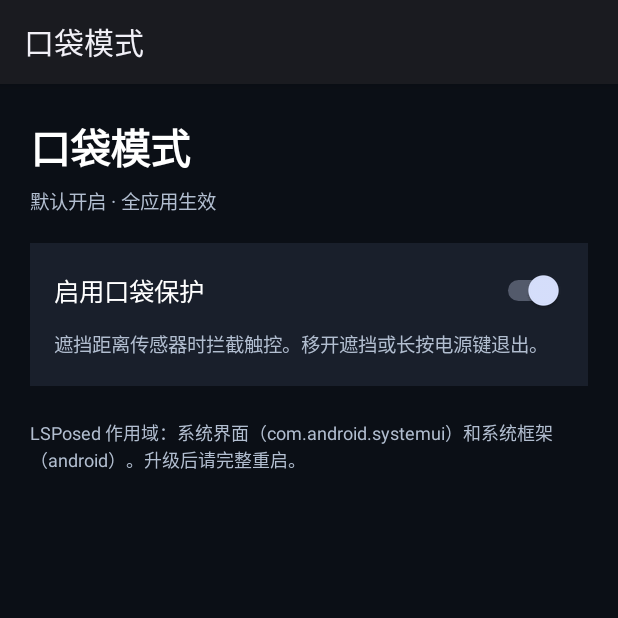
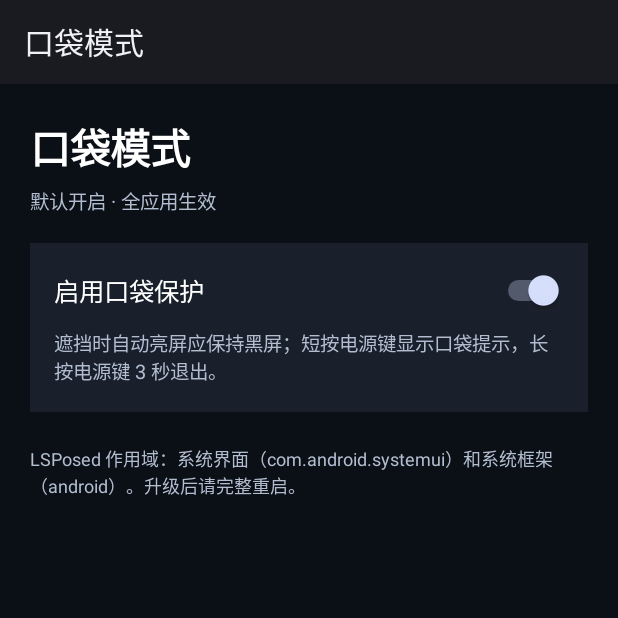
Before and after one commit to Sol1tudeRain/PocketMode, an Android app: the screen it shows after launch (MainActivity), on a phone screen of 412 x 824 dp, the top half of it. Run offline under Robolectric (Android 15) with nearby library versions, the phone set to English and light mode, and no system bars.

Commit message:
Clarify 3-second POWER escape and pocket screen behavior

```diff
--- a/app/src/main/java/org/pocketguard/lsp/MainActivity.java
+++ b/app/src/main/java/org/pocketguard/lsp/MainActivity.java
@@ -73,7 +73,7 @@ public final class MainActivity extends Activity {
         enabled.setTextSize(17);
         enabled.setChecked(prefs.getBoolean(ConfigProvider.KEY_ENABLED, true));
         panel.addView(enabled);
-        TextView hint = label("遮挡距离传感器时拦截触控。移开遮挡或长按电源键退出。", 13, MUTED, false);
+        TextView hint = label("遮挡时自动亮屏应保持黑屏；短按电源键显示口袋提示，长按电源键 3 秒退出。", 13, MUTED, false);
         hint.setPadding(0, dp(12), 0, 0);
         panel.addView(hint);
         enabled.setOnCheckedChangeListener((view, value) -> {
```
